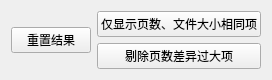
Above: components/widget_similar_result_filter/res/similar_result_filter.ui from PPJUST/ComicDup before the change. Below: the same form after it.
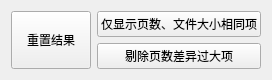
That is the form after the change.

The edit to the form file:
```diff
--- a/components/widget_similar_result_filter/res/similar_result_filter.ui
+++ b/components/widget_similar_result_filter/res/similar_result_filter.ui
@@ -16,6 +16,12 @@
   <layout class="QHBoxLayout" name="horizontalLayout">
    <item>
     <widget class="QPushButton" name="pushButton_refresh_result">
+     <property name="sizePolicy">
+      <sizepolicy hsizetype="Minimum" vsizetype="Expanding">
+       <horstretch>0</horstretch>
+       <verstretch>0</verstretch>
+      </sizepolicy>
+     </property>
      <property name="text">
       <string>重置结果</string>
      </property>
```
